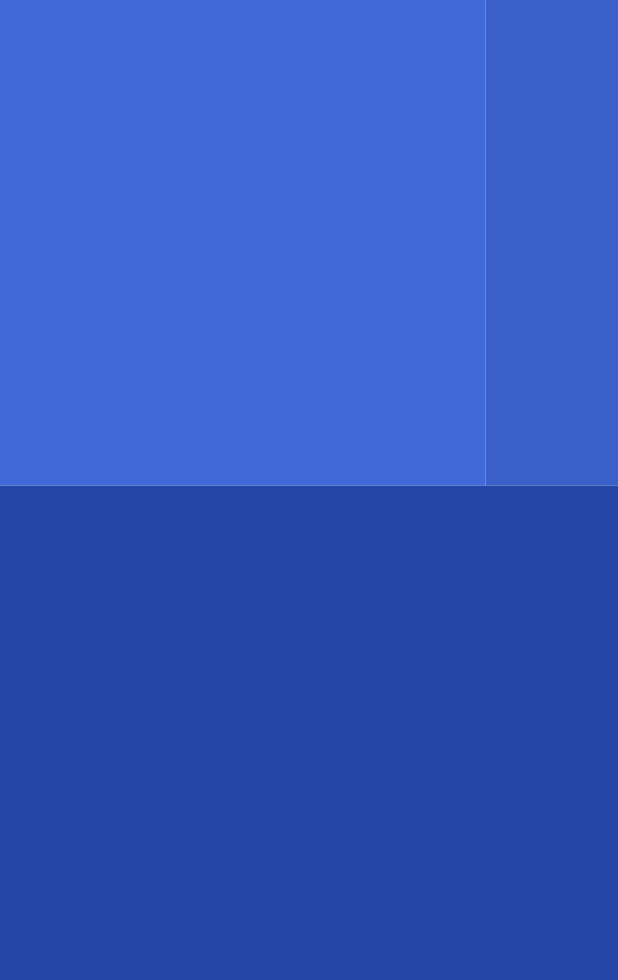
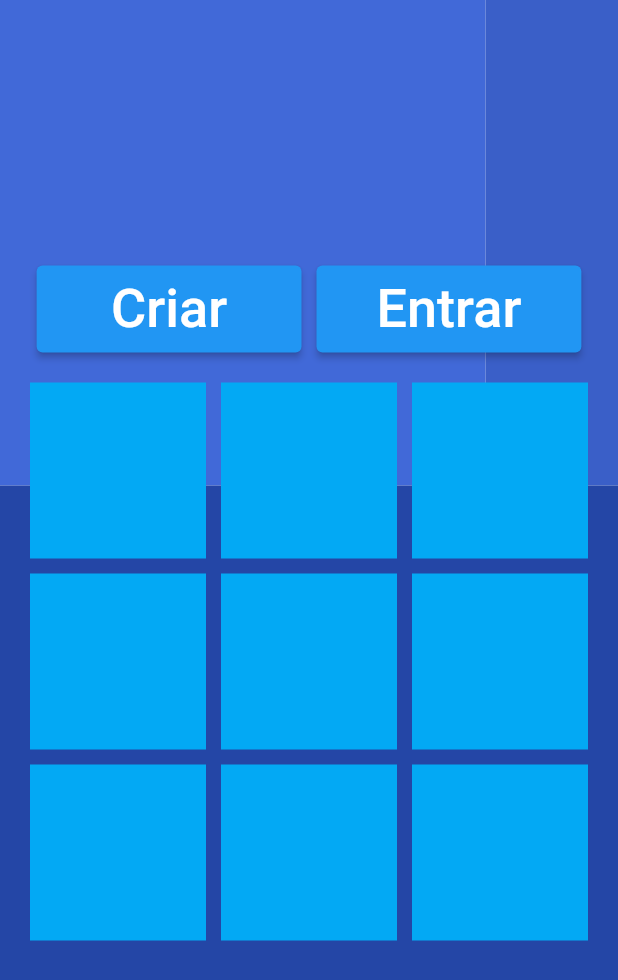
Before and after one commit to guilsilva/flutter_plataform_channel_game, a Flutter app: the screen it shows after launch, on a phone screen of 412 x 824 dp. Shown: the top 980 px of the screen. Run offline on Flutter 3.47's test engine with Material 2 defaults, Android fonts, the phone set to English and light mode, and no system bars; our stand-ins replace flutter_screenutil.

Commit message:
The Old Lady Game

```diff
--- /dev/null
+++ b/lib/constants/styles.dart
@@ -0,0 +1,4 @@
+import 'package:flutter/material.dart';
+
+TextStyle textStyle36 = const TextStyle(fontSize: 36, color: Colors.white);
+TextStyle textStyle75 = const TextStyle(fontSize: 75, color: Colors.white);
--- /dev/null
+++ b/lib/models/creator.dart
@@ -0,0 +1,6 @@
+class Creator{
+  final bool creator;
+  final String nameGame;
+
+  Creator(this.creator, this.nameGame);
+}
--- a/lib/screens/game.dart
+++ b/lib/screens/game.dart
@@ -1,6 +1,8 @@
 import 'package:flutter/material.dart';
 import 'package:flutter_screenutil/flutter_screenutil.dart';
 import 'package:plataform_channel_game/constants/colors.dart';
+import 'package:plataform_channel_game/constants/styles.dart';
+import 'package:plataform_channel_game/models/creator.dart';
 
 class GameWidget extends StatefulWidget {
   const GameWidget({Key? key}) : super(key: key);
@@ -10,6 +12,17 @@ class GameWidget extends StatefulWidget {
 }
 
 class _GameWidgetState extends State<GameWidget> {
+
+  Creator? creator;
+  bool minhaVez = false;
+
+  //se == 0 branco, se == 2 eu, se == 2 oponente jogou
+  List<List<int>> cells = [
+    [0,0,0],
+    [0,0,0],
+    [0,0,0]
+  ];
+
   @override
   Widget build(BuildContext context) {
     ScreenUtil.init(
@@ -43,10 +56,152 @@ class _GameWidgetState extends State<GameWidget> {
                   color: colorDarkBlue1
                 )
               ],
+            ),
+            Container(
+              height: ScreenUtil().setHeight(1400),
+              child: Center(
+                child: Column(
+                  mainAxisAlignment: MainAxisAlignment.center,
+                  crossAxisAlignment: CrossAxisAlignment.center,
+                  children: [
+                    creator == null ?
+                      Row(
+                        mainAxisSize: MainAxisSize.min,
+                        children: [
+                          buildButton("Criar", true),
+                          SizedBox(width: 10),
+                          buildButton("Entrar", false),
+                        ]
+                      )
+                    :
+                      InkWell(
+                        child: Text(
+                          minhaVez == true ? "Faça sua jogada" : "Aguarde sua vez",
+                          style: textStyle36,
+                        ),
+                        onLongPress: (){
+                          _sendMessage();
+                        },
+                      ),
+                      GridView.count(
+                        crossAxisCount: 3,
+                        padding: EdgeInsets.all(20),
+                        shrinkWrap: true,
+                        mainAxisSpacing: 10,
+                        crossAxisSpacing: 10,
+                        children: [
+                          getCell(0,0),
+                          getCell(0,1),
+                          getCell(0,2),
+                          getCell(1,0),
+                          getCell(1,1),
+                          getCell(1,2),
+                          getCell(2,0),
+                          getCell(2,1),
+                          getCell(2,2)
+                        ],
+                      )
+                  ]
+                ),
+              ),
             )
           ],
         ),
       )
     );
   }
+
+  Widget buildButton(String label, bool owner) => Container(
+    width: ScreenUtil().setWidth(300),
+    child: ElevatedButton(
+      child: Padding(
+          padding: const EdgeInsets.all(8),
+          child: Text(label, style: textStyle36)
+      ),
+      onPressed: (){
+        createGame(owner);
+      },
+    ),
+  );
+
+  Future createGame(bool owner) async{
+    TextEditingController controller = TextEditingController();
+    return showDialog(
+      context: context,
+      barrierDismissible: true,
+      builder: (BuildContext context) {
+        return AlertDialog(
+          title: const Text("Qual o nome do jogo?"),
+          content: TextField(controller: controller),
+          actions: [
+            ElevatedButton(
+              child: const Text("Jogar"),
+              onPressed: (){
+                Navigator.of(context).pop();
+                _sendAction('subscribe', {'channel': controller.text});
+                //.then((value));
+                setState(() {
+                  creator = Creator(owner, controller.text);
+                  minhaVez = owner;
+                });
+              },
+            )
+          ]
+        );
+    });
+  }
+
+  Future _sendAction(String action, Map<String, dynamic> arguments) async {
+
+  }
+
+  Widget getCell(int x, int y) => InkWell(
+    child: Container(
+      padding: const EdgeInsets.all(8),
+      color: Colors.lightBlue,
+      child: Center(
+        child: Text(
+          cells[x][y] == 0 ? "" : cells[x][y] == 1 ? "X" : "O",
+          style: textStyle75
+        )
+      )
+    ),
+    onTap: () async{
+      if(minhaVez == true && cells[x][y] == 0){
+        _showSendingActions();
+        _sendAction('sendAction',
+          {'tap': '${creator!.creator ? "p1" : "p2"}|$x|$y'});
+        //.then((value){})
+        //Navigator.of(context).pop();
+        setState(() {
+          minhaVez = false;
+          cells[x][y] = 1;
+        });
+        checkWinner();
+      }
+    },
+  );
+
+  void checkWinner(){}
+  void _showSendingActions(){}
+  void _sendMessage() async{
+    TextEditingController controller = TextEditingController();
+    return showDialog(context: context,
+    barrierDismissible: true,
+    builder: (BuildContext context){
+      return AlertDialog(
+        title: const Text("Digite a mensagem para enviar"),
+        content: TextField(controller: controller),
+        actions: [
+          ElevatedButton(
+            child: const Text("Enviar"),
+            onPressed: (){
+              Navigator.of(context).pop();
+              _sendAction('chat', {'message' : '${creator!.creator ? "p1" : "p2"}|${controller.text}'});
+            },
+          )
+        ],
+      );
+    });
+  }
 }
```
